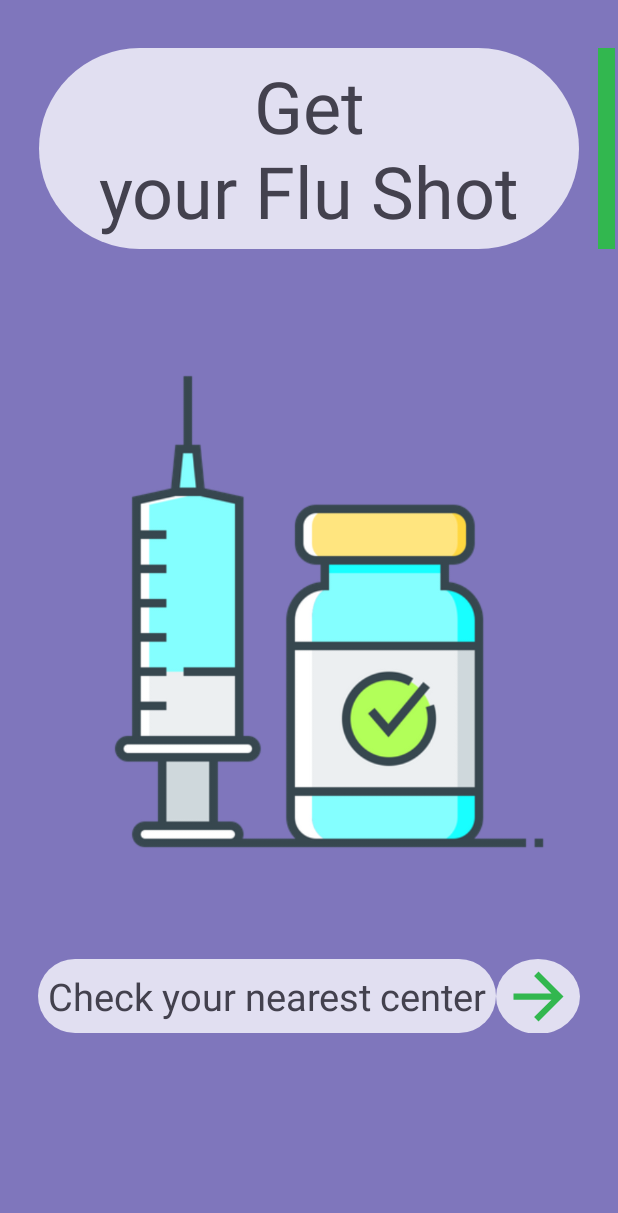
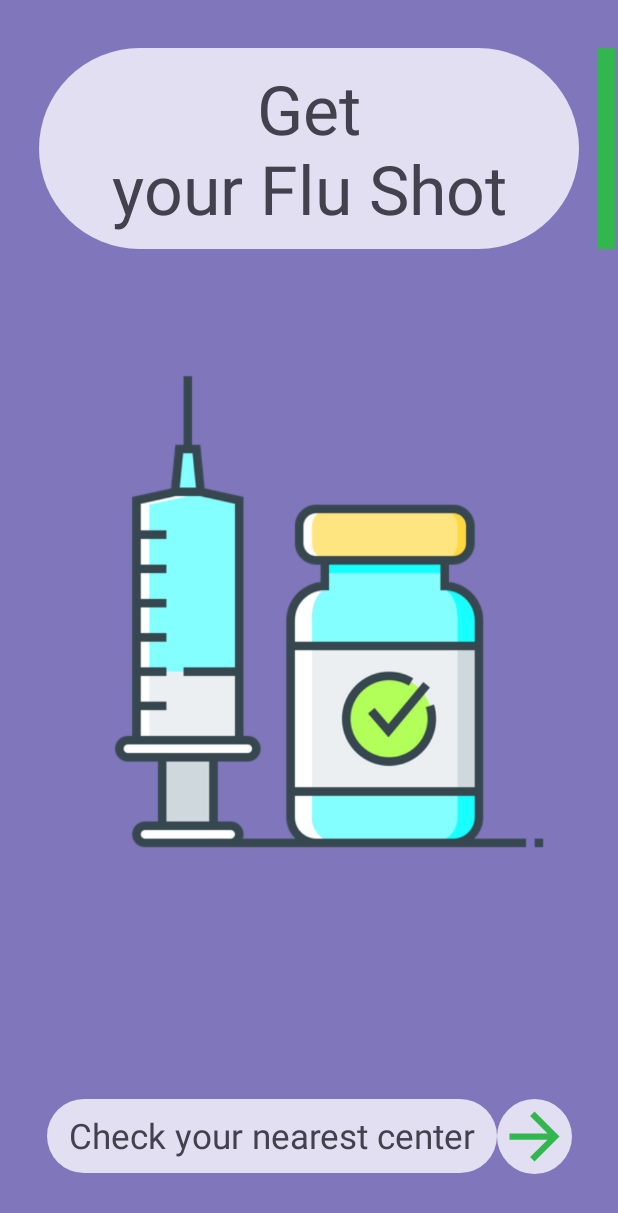
Before and after one commit to codenipun/Covid-19-Vaccination, an Android app: the screen it shows after launch (MainActivity), on a phone screen of 412 x 824 dp. Shown: the top 1213 px of the screen. Run offline under Robolectric (Android 15) with nearby library versions, the phone set to English and light mode, and no system bars.

Commit message:
main activity done

```diff
--- a/app/src/main/res/layout/activity_main.xml
+++ b/app/src/main/res/layout/activity_main.xml
@@ -6,11 +6,14 @@
     android:layout_height="match_parent"
     android:background="@color/purple"
     tools:context=".MainActivity">
+
     <LinearLayout
+        android:id="@+id/linearLayout"
         android:layout_width="match_parent"
         android:layout_height="match_parent"
-    android:gravity="right">
-
+        android:gravity="right"
+        tools:layout_editor_absoluteX="1dp"
+        tools:layout_editor_absoluteY="0dp">
         <ImageView
             android:layout_width="wrap_content"
             android:layout_height="166dp"
@@ -18,6 +21,7 @@
             android:src="@drawable/ic_grad">
         </ImageView>
     </LinearLayout>
+
     <TextView
         android:id="@+id/textView2"
         android:layout_width="360dp"
@@ -28,8 +32,7 @@
         android:text="Get
                   your Flu Shot"
         android:textColor="#43414E"
-
-        android:textSize="48dp"
+        android:textSize="45dp"
         android:theme="@style/Theme.secondActivity"
         app:layout_constraintEnd_toEndOf="parent"
         app:layout_constraintStart_toStartOf="parent"
@@ -47,43 +50,44 @@
         app:layout_constraintTop_toBottomOf="@+id/textView2" />
 
     <LinearLayout
-        android:id="@+id/linearLayout"
-        android:layout_width="367dp"
-        android:layout_height="89dp"
-        android:layout_marginBottom="12dp"
-        android:orientation="horizontal"
-        android:paddingBottom="40dp"
+        android:layout_width="wrap_content"
+        android:layout_height="wrap_content"
+        android:gravity="bottom|center"
         app:layout_constraintBottom_toBottomOf="parent"
         app:layout_constraintEnd_toEndOf="parent"
-        app:layout_constraintHorizontal_bias="0.568"
-        app:layout_constraintStart_toStartOf="parent"
-        app:layout_constraintTop_toBottomOf="@+id/imageView"
-        app:layout_constraintVertical_bias="0.0">
+        android:paddingBottom="41dp"
+        app:layout_constraintStart_toStartOf="parent">
 
         <TextView
-            android:layout_width="305dp"
+            android:id="@+id/textview3"
+            android:layout_width="300dp"
             android:layout_height="49dp"
+            android:layout_gravity="left"
             android:background="@drawable/rounded"
             android:gravity="center"
             android:text="Check your nearest center"
             android:textColor="@color/offblack"
-            android:textSize="25dp"
-
+            android:textSize="23dp"
             android:theme="@style/Theme.secondActivity"
-            tools:layout_editor_absoluteX="16dp"
-            tools:layout_editor_absoluteY="635dp" />
+            app:layout_constraintBottom_toBottomOf="parent"
+            app:layout_constraintTop_toBottomOf="@+id/imageView" />
 
         <ImageButton
             android:id="@+id/button"
-            android:layout_width="56dp"
-            android:layout_height="50dp"
+            android:layout_width="wrap_content"
+            android:layout_height="wrap_content"
             android:background="@drawable/circle"
             android:src="@drawable/ic_baseline_arrow_forward_24"
             android:theme="@style/Theme.secondActivity"
-            tools:ignore="MissingConstraints"
-            tools:layout_editor_absoluteX="339dp"
-            tools:layout_editor_absoluteY="635dp" />
+            app:layout_constraintBottom_toBottomOf="parent"
+            app:layout_constraintEnd_toEndOf="parent"
+            app:layout_constraintLeft_toRightOf="@+id/textview3"
+            app:layout_constraintTop_toBottomOf="@+id/imageView">
+
+        </ImageButton>
     </LinearLayout>
 
 
+
+
 </androidx.constraintlayout.widget.ConstraintLayout>
```
Lines whose indentation alone changed are shown as unchanged.
